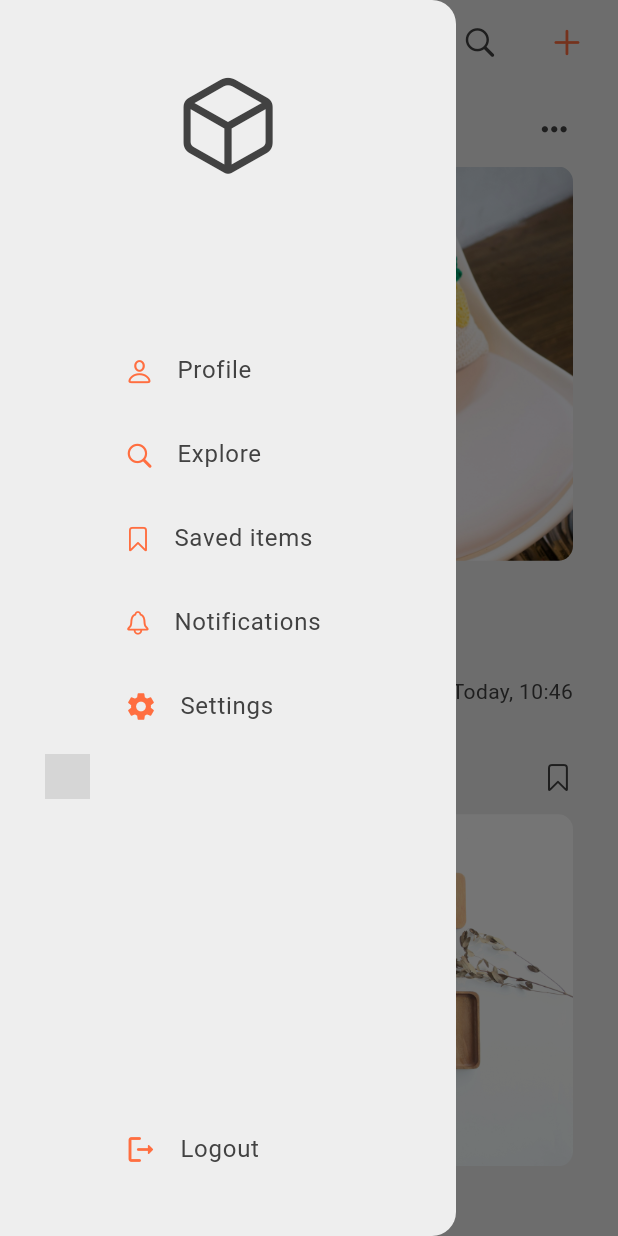
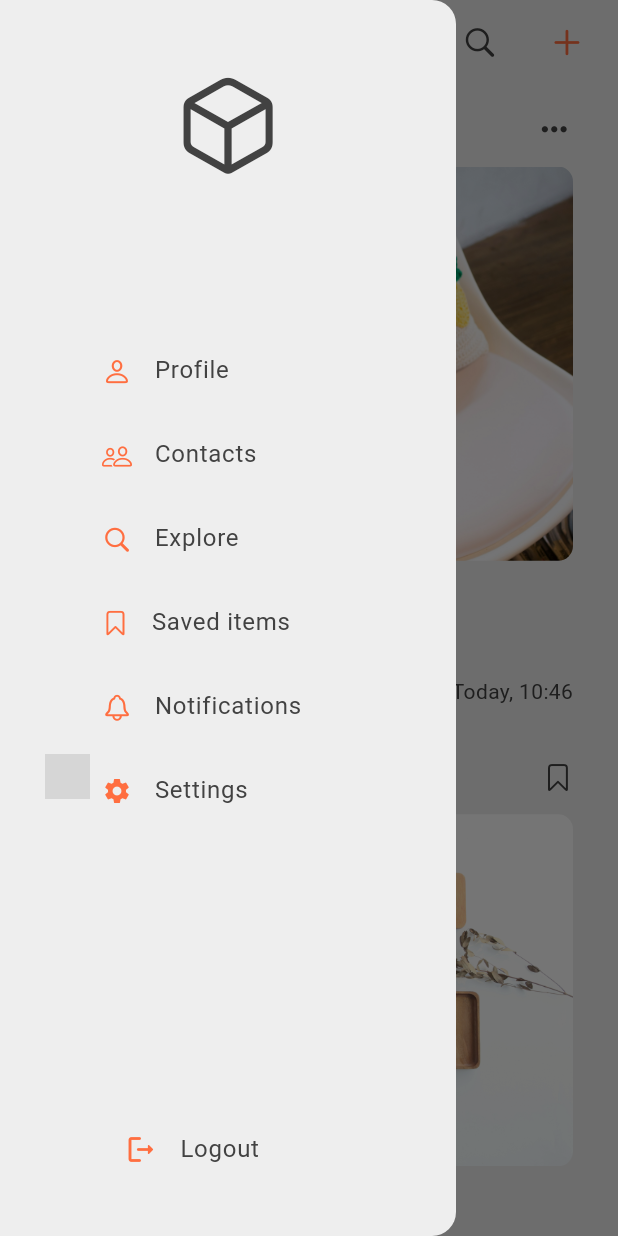
Before and after one commit to CMariuss/craft_box, a Flutter app: the MobileHomePage screen opened directly, with the side drawer open, on a phone screen of 412 x 824 dp. Run offline on Flutter 3.47's test engine with Material 3 defaults, Android fonts, the phone set to English and light mode, and no system bars; our stand-ins replace cloud_firestore, firebase_auth, firebase_core, flutter_bloc; accounts and stored records are empty; generated files the repository leaves out were written again; grey boxes are pictures that could not be loaded.

Commit message:
Modified custom drawer.

```diff
--- a/lib/components/custom_drawer.dart
+++ b/lib/components/custom_drawer.dart
@@ -34,9 +34,7 @@ class CustomDrawer extends StatelessWidget {
               ),
               const SizedBox(height: 50),
 
-              Padding(
-                padding: const EdgeInsets.only(left: 30),
-                child: Column(
+              Column(
                 children: [
                   // profile
                   DrawerTile(
@@ -48,8 +46,7 @@ class CustomDrawer extends StatelessWidget {
                       Navigator.pop(context);
 
                       // get current user id
-                        final currentUser =
-                            context.read<AuthCubit>().currentUser;
+                      final currentUser = context.read<AuthCubit>().currentUser;
                       String? userId = currentUser!.userId;
 
                       // go to profile page
@@ -62,6 +59,14 @@ class CustomDrawer extends StatelessWidget {
                         ),
                       );
                     },
+                  ),
+
+                  // contacts
+                  DrawerTile(
+                    icon: CupertinoIcons.person_2,
+                    title: 'Contacts',
+                    iconSize: 20,
+                    onTap: () {},
                   ),
 
                   // explore
@@ -84,7 +89,7 @@ class CustomDrawer extends StatelessWidget {
                   DrawerTile(
                     icon: CupertinoIcons.bell,
                     title: 'Notifications',
-                      iconSize: 18,
+                    iconSize: 20,
                     onTap: () {},
                   ),
 
@@ -92,11 +97,10 @@ class CustomDrawer extends StatelessWidget {
                   DrawerTile(
                     icon: Icons.settings,
                     title: 'Settings',
-                      iconSize: 22,
+                    iconSize: 20,
                     onTap: () {},
                   ),
                 ],
-                ),
               ),
             ],
           ),
```
Lines whose indentation alone changed are shown as unchanged.
